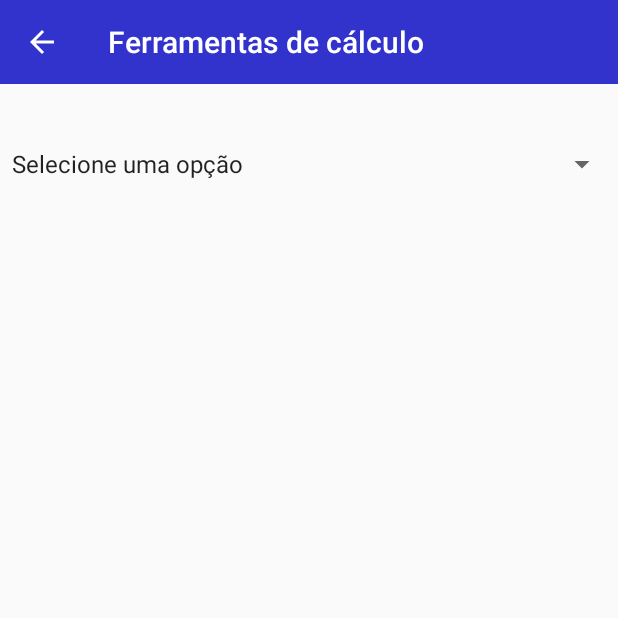
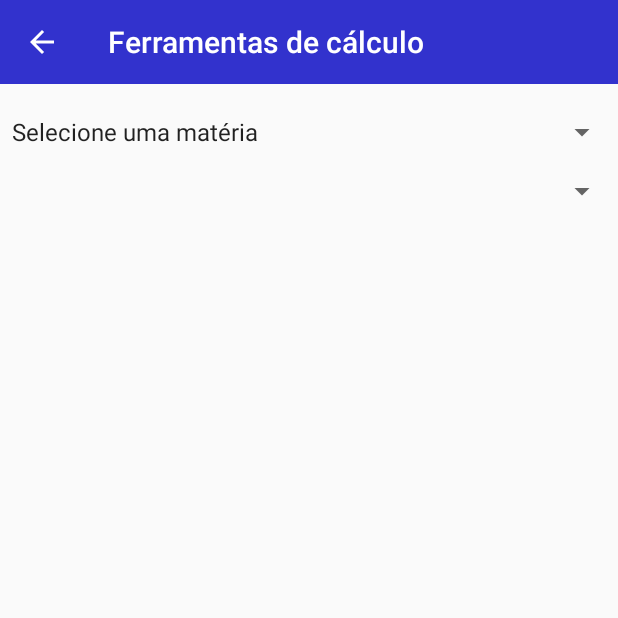
Before and after one commit to EduardoZortea18/SafeBeta, an Android app: the InicioCalculadora screen opened directly, with no data from a screen before it, on a phone screen of 412 x 824 dp, the top half of it. Run offline under Robolectric (Android 15) with nearby library versions, the phone set to English and light mode, and no system bars.

```diff
--- a/app/src/main/java/com/example/safe_v02/Ferramentas_de_calculo/InicioCalculadora.java
+++ b/app/src/main/java/com/example/safe_v02/Ferramentas_de_calculo/InicioCalculadora.java
@@ -14,7 +14,7 @@ import com.example.safe_v02.R;
 
 public class InicioCalculadora extends AppCompatActivity implements AdapterView.OnItemSelectedListener {
 
-    Spinner Operacao;
+    Spinner spinner_operacoes,spinner_materias;
     Button btnProximo;
     Toolbar toolbar;
 
@@ -31,30 +31,56 @@ public class InicioCalculadora extends AppCompatActivity implements AdapterView.
         getSupportActionBar().setDisplayShowTitleEnabled(true);
         getSupportActionBar().setTitle("Ferramentas de cálculo");
 
-        //Seta o spinner e a sua lista de itens
-        Operacao = (Spinner) findViewById(R.id.Operacao);
-        ArrayAdapter<CharSequence> adapter = ArrayAdapter.createFromResource(this, R.array.operacoes_array, android.R.layout.simple_spinner_item);
-        adapter.setDropDownViewResource(android.R.layout.simple_spinner_dropdown_item);
-        Operacao.setAdapter(adapter);
+        spinner_operacoes = (Spinner) findViewById(R.id.SpinnerOperacoes);
 
-        Operacao.setOnItemSelectedListener(this);
+        spinner_materias = (Spinner) findViewById(R.id.SpinnerMaterias_calculos);
+        ArrayAdapter<CharSequence> adapter_materias = ArrayAdapter.createFromResource(this, R.array.array_materias, android.R.layout.simple_spinner_item);
+        adapter_materias.setDropDownViewResource(android.R.layout.simple_spinner_dropdown_item);
+        spinner_materias.setAdapter(adapter_materias);
+        spinner_materias.setOnItemSelectedListener(new AdapterView.OnItemSelectedListener() {
+            @Override
+            public void onItemSelected(AdapterView<?> parent, View view, int position, long id) {
+                String operacaoSelecionada = spinner_materias.getSelectedItem().toString();
+                switch (operacaoSelecionada) {
+                    case "Física":
+                        ArrayAdapter<CharSequence> adapter_fisica = ArrayAdapter.createFromResource(InicioCalculadora.this, R.array.array_fisica, android.R.layout.simple_spinner_item);
+                        adapter_fisica.setDropDownViewResource(android.R.layout.simple_spinner_dropdown_item);
+                        spinner_operacoes.setAdapter(adapter_fisica);
+                        break;
+                    case "Matemática":
+                        ArrayAdapter<CharSequence> adapter_matematica = ArrayAdapter.createFromResource(InicioCalculadora.this, R.array.array_matematica, android.R.layout.simple_spinner_item);
+                        adapter_matematica.setDropDownViewResource(android.R.layout.simple_spinner_dropdown_item);
+                        spinner_operacoes.setAdapter(adapter_matematica);
+                        break;
+                    default:
+                        break;
+                }
+            }
+
+            @Override
+            public void onNothingSelected(AdapterView<?> parent) {
+
+            }
+        });
+        spinner_operacoes.setOnItemSelectedListener(this);
 
     }
 
-    //Verifica se um item do spinner foi selecionado e executa uma ação
     @Override
     public void onItemSelected(AdapterView<?> parent, View view, int position, long id) {
-        String operacaoSelecionada = Operacao.getSelectedItem().toString();
+        String operacaoSelecionada = spinner_operacoes.getSelectedItem().toString();
         switch (operacaoSelecionada) {
             case "Equação do 2º grau":
                 getSupportFragmentManager()
                         .beginTransaction()
                         .replace(R.id.container_calculadora, new Bhaskara()).commit();
+
                 break;
             case "Regra de três simples":
                 getSupportFragmentManager()
                         .beginTransaction()
                         .replace(R.id.container_calculadora, new RegraDeTres()).commit();
+
                 break;
             default:
                 break;
@@ -65,6 +91,8 @@ public class InicioCalculadora extends AppCompatActivity implements AdapterView.
     public void onNothingSelected(AdapterView<?> parent) {
 
     }
+
+
 
     // Faz com que o botão voltar da toolbar funcione igual ao do celular
     @Override
--- a/app/src/main/res/layout/activity_inicio_calculadora.xml
+++ b/app/src/main/res/layout/activity_inicio_calculadora.xml
@@ -13,22 +13,29 @@
         android:background="@color/AzulMedio"
         android:theme="@style/ThemeOverlay.AppCompat.Dark.ActionBar"
         app:popupTheme="@style/ThemeOverlay.AppCompat.Light"
-
         />
 
     <Spinner
-        android:id="@+id/Operacao"
+        android:id="@+id/SpinnerMaterias_calculos"
         android:layout_width="match_parent"
         android:layout_height="wrap_content"
         android:layout_below="@id/toolbarCalc"
-        android:layout_alignParentTop="true"
-        android:layout_centerVertical="true"
-        android:layout_marginTop="97dp" />
+        android:layout_marginTop="20dp" />
+
+    <Spinner
+        android:id="@+id/SpinnerOperacoes"
+        android:layout_width="match_parent"
+        android:layout_height="wrap_content"
+        android:layout_below="@id/SpinnerMaterias_calculos"
+        android:layout_marginTop="15dp"
+        />
 
     <FrameLayout
         android:id="@+id/container_calculadora"
         android:layout_width="match_parent"
         android:layout_height="match_parent"
-        android:layout_below="@id/Operacao"></FrameLayout>
+        android:layout_below="@id/SpinnerOperacoes"
+        android:layout_margin="10dp">
+    </FrameLayout>
 
 </android.widget.RelativeLayout>
--- a/app/src/main/res/values/strings.xml
+++ b/app/src/main/res/values/strings.xml
@@ -6,11 +6,10 @@
     <!-- TODO: Remove or change this placeholder text -->
     <string name="hello_blank_fragment">Hello blank fragment</string>
 
-    <string-array name="operacoes_array">
-        <item>Selecione uma opção</item>
-        <item>Equação do 2º grau</item>
-        <item>Regra de três simples</item>
-
+    <string-array name="array_materias">
+        <item>Selecione uma matéria</item>
+        <item>Física</item>
+        <item>Matemática</item>
     </string-array>
 
     <string-array name="tipos_de_eventos_array">
@@ -40,6 +39,25 @@
         <item>Modificar</item>
     </string-array>
 
+    <string-array name="array_fisica">
+        <item>Selecione a operação</item>
+        <item>Calorimetria</item>
+        <item>Distância</item>
+        <item>Empuxo</item>
+        <item>eletricidade</item>
+        <item>Equação de Torricelli</item>
+        <item>MRU</item>
+        <item>Segunda lei de Newton</item>
+        <item>Velocidade das ondas</item>
+        <item>Velocidade média</item>
+    </string-array>
+
+    <string-array name="array_matematica">
+        <item>Selecione uma operação</item>
+        <item>Equação do 2º grau</item>
+        <item>Regra de três simples</item>
+    </string-array>
+
     <string name="Info_suporte">
         Aplicativo desenvolvido por:\n
         Eduardo Paulo Wagner;\n
```
